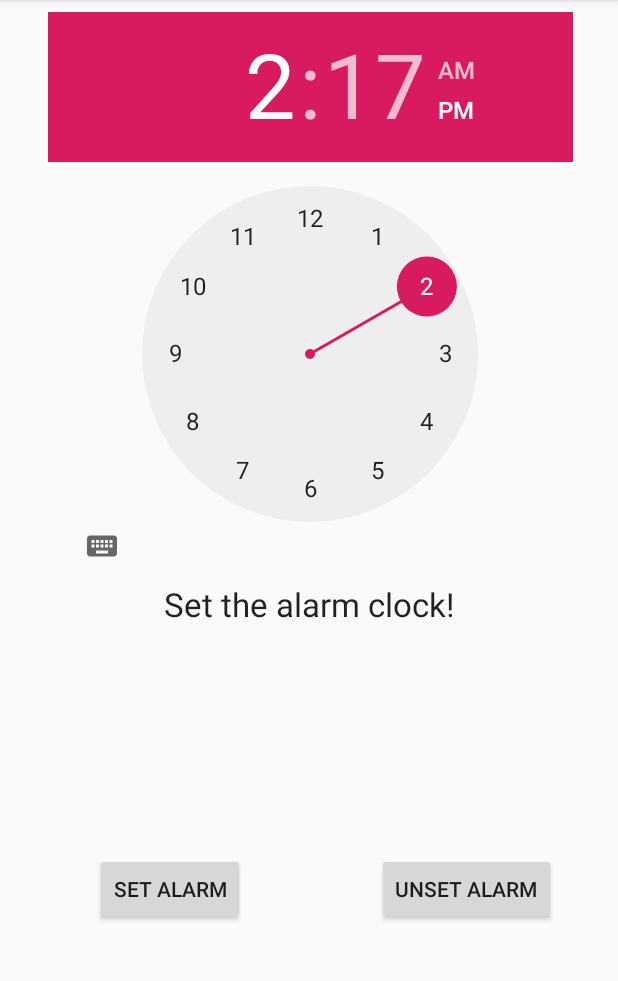
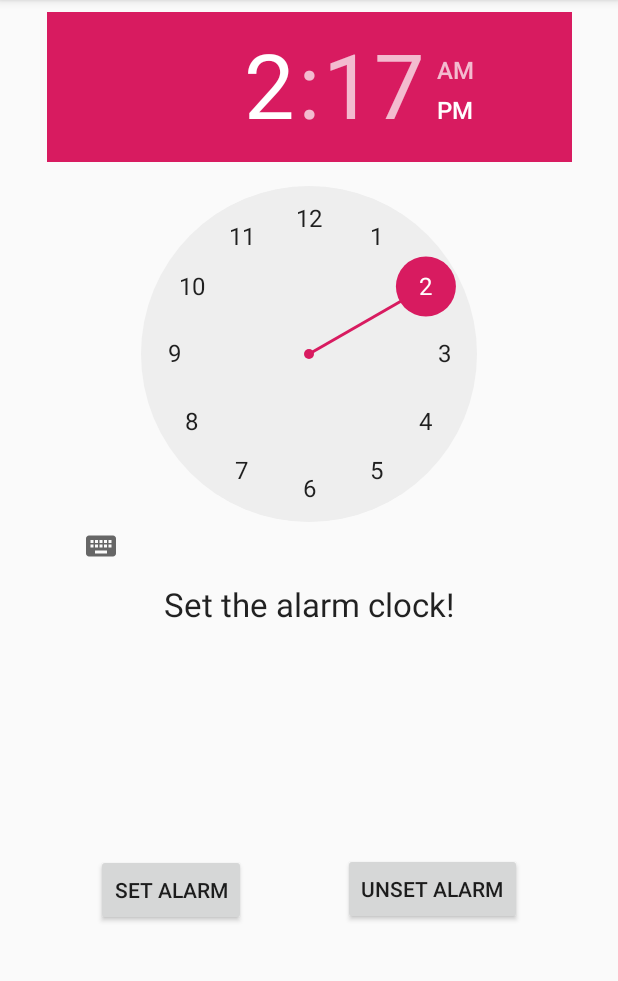
Before and after one commit to DextorAntony/Gymaholic2, an Android app: the MainActivity2 screen opened directly, with no data from a screen before it, on a phone screen of 412 x 824 dp, the part 84-1065 px from its top. Run offline under Robolectric (Android 15) with nearby library versions, the phone set to English and light mode, and no system bars; Roboto replaces fonts that are not available here.

Commit message:
Don't touch this code ever.Period.

```diff
--- a/app/src/main/java/technocrats/com/gymaholic/MainActivity.java
+++ b/app/src/main/java/technocrats/com/gymaholic/MainActivity.java
@@ -198,7 +198,7 @@ startActivity(alarm);
         } else if (id == R.id.nav_share) {
             Intent sharingIntent = new Intent(android.content.Intent.ACTION_SEND);
             sharingIntent.setType("text/plain");
-            String shareBody = "content";
+            String shareBody = "Man cannot remake himself without suffering, for he is both the marble and the sculptor. Download Now to Sculpt Yourself: https://play.google.com/store/apps/details?id=technocrats.com.gymaholic\"";
             sharingIntent.putExtra(android.content.Intent.EXTRA_SUBJECT, "Subject Here");
             sharingIntent.putExtra(android.content.Intent.EXTRA_TEXT, shareBody);
             startActivity(Intent.createChooser(sharingIntent, "Share via"));
@@ -223,7 +223,7 @@ else if (id==R.id.insta){
 
             startActivity(new Intent(Intent.ACTION_VIEW,
                     Uri.parse(
-                            "https://api.whatsapp.com/send?phone=+919943847048&text=Hey%20there%20%20i'm%20Dextor%20I'm%20an%202nd%20year%20CS%20Engineering%20Student%20with%20Passion%20for%20writing%20Mobile%20Apps%20and%20PUBG!!!%20Feel%20free%20to%20contact%20me%20for%20any%20Queries%20"
+                            "https://api.whatsapp.com/send?phone=+919943847048&text=Hey%20there%20%20i'm%20Dextor%20I'm%20an%202nd%20year%20CS%20Engineering%20Student%20with%20Passion%20for%20writing%20Mobile%20Apps%20and%20PUBG!!!%20Feel%20free%20to%20contact%20me.%20Be%20nice%20and%20remember%20THE%20CODE%20OF%20CONDUCT.%20"
                     )));
         }
 
--- a/app/src/main/res/layout/activity_alarm.xml
+++ b/app/src/main/res/layout/activity_alarm.xml
@@ -12,45 +12,49 @@
         android:id="@+id/alarmTimePicker"
         android:layout_width="350dp"
         android:layout_height="372dp"
-        app:layout_constraintTop_toTopOf="parent"
+        android:layout_marginLeft="8dp"
         android:layout_marginTop="8dp"
-        android:layout_marginLeft="8dp"
+        android:layout_marginRight="8dp"
         app:layout_constraintLeft_toLeftOf="parent"
-        android:layout_marginRight="8dp"
         app:layout_constraintRight_toRightOf="parent"
-        app:layout_constraintHorizontal_bias="0.518" />
+        app:layout_constraintTop_toTopOf="parent" />
 
 
     <Button
+        android:id="@+id/start_alarm"
         android:layout_width="wrap_content"
         android:layout_height="wrap_content"
+        android:layout_alignParentStart="true"
+        android:layout_alignParentLeft="true"
+        android:layout_marginStart="8dp"
+        android:layout_marginLeft="8dp"
+        android:layout_marginTop="8dp"
+        android:layout_marginBottom="8dp"
         android:text="Set alarm"
-        android:id="@+id/start_alarm"
-        android:layout_alignParentLeft="true"
-        android:layout_alignParentStart="true"
-        android:layout_marginTop="8dp"
+        app:layout_constraintBottom_toBottomOf="parent"
+        app:layout_constraintEnd_toStartOf="@+id/stop_alarm"
+        app:layout_constraintLeft_toLeftOf="parent"
+        app:layout_constraintStart_toStartOf="parent"
         app:layout_constraintTop_toBottomOf="@+id/alarmText"
-        android:layout_marginLeft="63dp"
-        app:layout_constraintLeft_toLeftOf="parent"
-        app:layout_constraintBottom_toBottomOf="parent"
-        android:layout_marginBottom="8dp" />
+        app:layout_constraintVertical_bias="0.502" />
 
     <Button
+        android:id="@+id/stop_alarm"
         android:layout_width="wrap_content"
         android:layout_height="wrap_content"
+        android:layout_alignParentEnd="true"
+        android:layout_alignParentRight="true"
+        android:layout_marginStart="8dp"
+        android:layout_marginLeft="8dp"
+        android:layout_marginTop="8dp"
+        android:layout_marginEnd="8dp"
+        android:layout_marginRight="8dp"
+        android:layout_marginBottom="8dp"
         android:text="Unset alarm"
-        android:id="@+id/stop_alarm"
-        android:layout_alignParentRight="true"
-        android:layout_alignParentEnd="true"
-        android:layout_marginTop="8dp"
-        app:layout_constraintTop_toBottomOf="@+id/alarmText"
-        android:layout_marginRight="8dp"
-        app:layout_constraintRight_toRightOf="parent"
-        app:layout_constraintLeft_toRightOf="@+id/start_alarm"
-        android:layout_marginLeft="8dp"
-        app:layout_constraintHorizontal_bias="0.705"
         app:layout_constraintBottom_toBottomOf="parent"
-        android:layout_marginBottom="8dp" />
+        app:layout_constraintEnd_toEndOf="parent"
+        app:layout_constraintStart_toEndOf="@+id/start_alarm"
+        app:layout_constraintTop_toBottomOf="@+id/alarmText" />
 
     <TextView
         android:layout_width="wrap_content"
--- a/app/src/main/res/layout/activity_loc.xml
+++ b/app/src/main/res/layout/activity_loc.xml
@@ -304,5 +304,6 @@
                 android:scaleType="fitXY"
                 app:srcCompat="@drawable/page11" />
         </android.support.v7.widget.CardView>
+
     </android.support.constraint.ConstraintLayout>
 </ScrollView>
```
Also changed, not shown: app/build.gradle (+6 -1 lines), app/src/main/AndroidManifest.xml (+32 -18 lines), app/src/main/java/technocrats/com/gymaholic/MyFirebaseInstanceIDService.java (added, +23 -0 lines), app/src/main/java/technocrats/com/gymaholic/MyFirebaseMessagingService.java (added, +49 -0 lines), build.gradle (+7 -0 lines).
